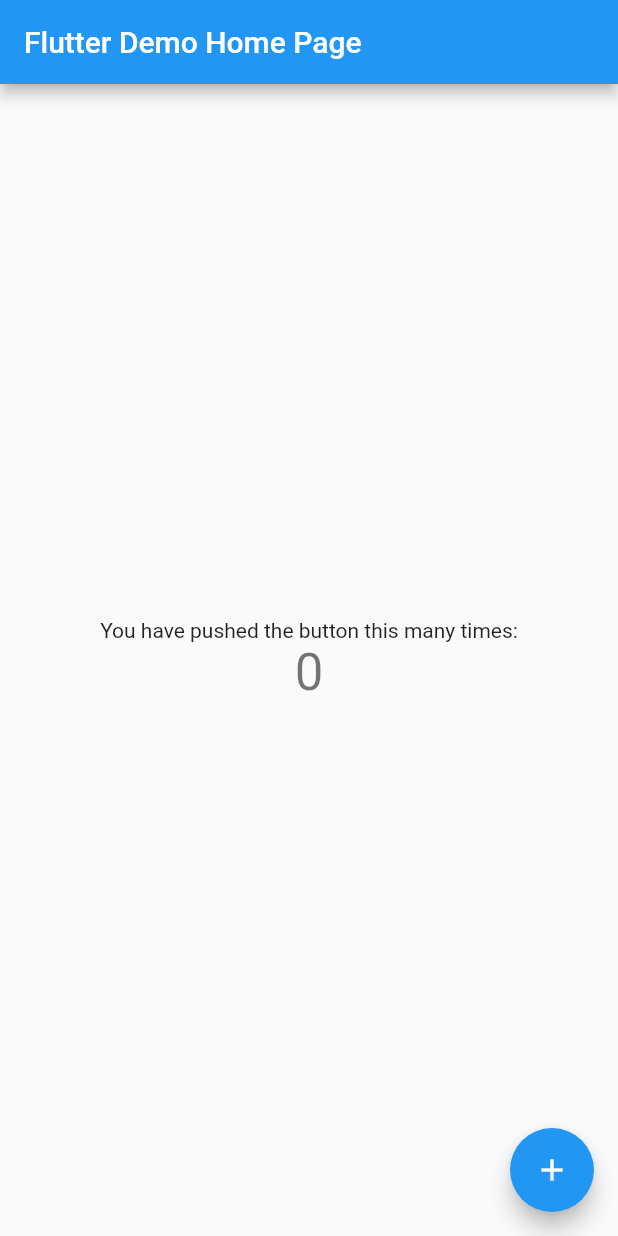
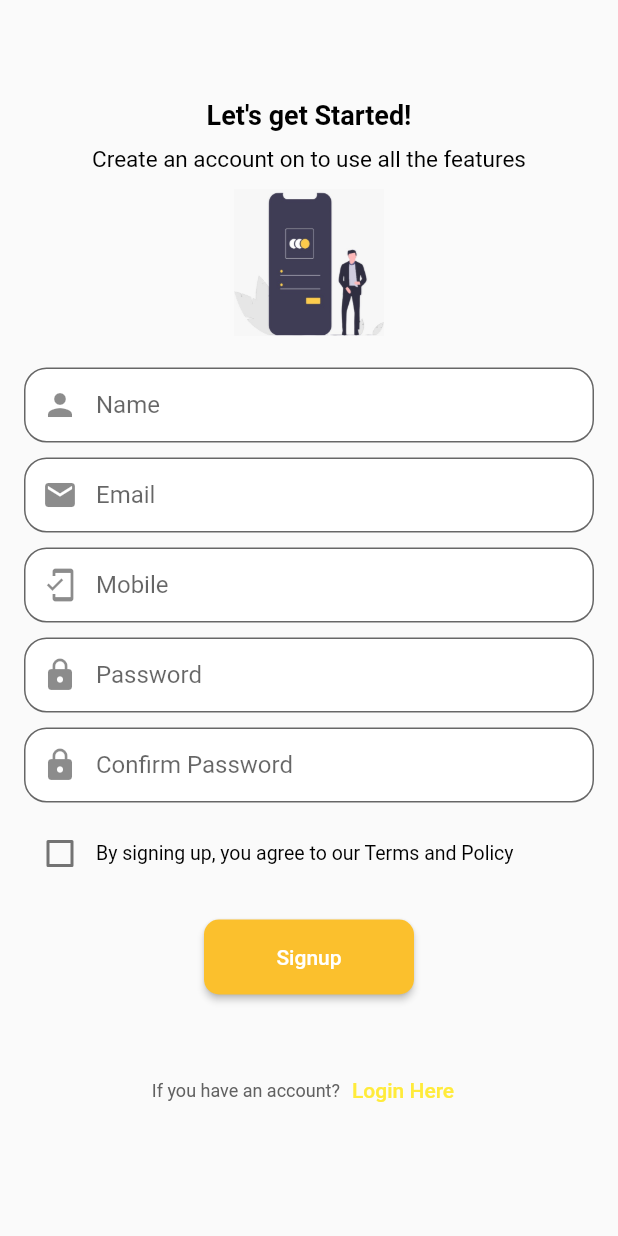
Before and after one commit to JanaganAppDev/dcrown_mart, a Flutter app: the screen it shows after launch, on a phone screen of 412 x 824 dp. Run offline on Flutter 3.47's test engine with Material 2 defaults, Android fonts, the phone set to English and light mode, and no system bars.

Commit message:
Kathiresh-Signup Page UI completed

```diff
--- /dev/null
+++ b/lib/const.dart
@@ -0,0 +1,19 @@
+import 'package:flutter/material.dart';
+
+class AppColors {
+  static const Color colorPrimary = Color(0xFFFFCE33);
+  static const Color colorPrimaryDark = Color(0xFFFFCE33);
+  static const Color colorAccent = Color(0xFFFFCE33);
+  static const Color colorWhite = Color(0xFFFFFFFF);
+  static const Color colorGrey = Color(0xFFCECECE);
+  static const Color colorGrey1 = Color(0xFF888888);
+  static const Color colorGrey2 = Color(0xFF5A5A5A);
+  static const Color colorBlack = Color(0xFF1D2021);
+  static const Color colorRed = Color(0xFFD71C32);
+  static const Color colorTransparent = Color(0xFF7FFBFAFA);
+  static const Color notificationTitle = Color(0xFF000000);
+  static const Color notificationSubTitle = Color(0xFF838383);
+  static const Color golden = Color(0xFFFFD900);
+  static const Color progressDrawableBg = Color(0xFFD1D1D1);
+  static const Color toolbar = Color(0xFF23BE59);
+}
--- a/lib/main.dart
+++ b/lib/main.dart
@@ -1,115 +1,17 @@
 import 'package:flutter/material.dart';
+import 'package:dcrown_mart/screen/signup_page.dart';
+import 'package:dcrown_mart/screen/home_page.dart';
 
-void main() {
-  runApp(const MyApp());
-}
+import 'const.dart';
+
+void main() => runApp(MyApp());
 
 class MyApp extends StatelessWidget {
-  const MyApp({super.key});
-
-  // This widget is the root of your application.
   @override
   Widget build(BuildContext context) {
     return MaterialApp(
-      title: 'Flutter Demo',
-      theme: ThemeData(
-        // This is the theme of your application.
-        //
-        // Try running your application with "flutter run". You'll see the
-        // application has a blue toolbar. Then, without quitting the app, try
-        // changing the primarySwatch below to Colors.green and then invoke
-        // "hot reload" (press "r" in the console where you ran "flutter run",
-        // or simply save your changes to "hot reload" in a Flutter IDE).
-        // Notice that the counter didn't reset back to zero; the application
-        // is not restarted.
-        primarySwatch: Colors.blue,
-      ),
-      home: const MyHomePage(title: 'Flutter Demo Home Page'),
+      debugShowCheckedModeBanner: false,
+      home: HomePage(),
     );
   }
 }
-
-class MyHomePage extends StatefulWidget {
-  const MyHomePage({super.key, required this.title});
-
-  // This widget is the home page of your application. It is stateful, meaning
-  // that it has a State object (defined below) that contains fields that affect
-  // how it looks.
-
-  // This class is the configuration for the state. It holds the values (in this
-  // case the title) provided by the parent (in this case the App widget) and
-  // used by the build method of the State. Fields in a Widget subclass are
-  // always marked "final".
-
-  final String title;
-
-  @override
-  State<MyHomePage> createState() => _MyHomePageState();
-}
-
-class _MyHomePageState extends State<MyHomePage> {
-  int _counter = 0;
-
-  void _incrementCounter() {
-    setState(() {
-      // This call to setState tells the Flutter framework that something has
-      // changed in this State, which causes it to rerun the build method below
-      // so that the display can reflect the updated values. If we changed
-      // _counter without calling setState(), then the build method would not be
-      // called again, and so nothing would appear to happen.
-      _counter++;
-    });
-  }
-
-  @override
-  Widget build(BuildContext context) {
-    // This method is rerun every time setState is called, for instance as done
-    // by the _incrementCounter method above.
-    //
-    // The Flutter framework has been optimized to make rerunning build methods
-    // fast, so that you can just rebuild anything that needs updating rather
-    // than having to individually change instances of widgets.
-    return Scaffold(
-      appBar: AppBar(
-        // Here we take the value from the MyHomePage object that was created by
-        // the App.build method, and use it to set our appbar title.
-        title: Text(widget.title),
-      ),
-      body: Center(
-        // Center is a layout widget. It takes a single child and positions it
-        // in the middle of the parent.
-        child: Column(
-          // Column is also a layout widget. It takes a list of children and
-          // arranges them vertically. By default, it sizes itself to fit its
-          // children horizontally, and tries to be as tall as its parent.
-          //
-          // Invoke "debug painting" (press "p" in the console, choose the
-          // "Toggle Debug Paint" action from the Flutter Inspector in Android
-          // Studio, or the "Toggle Debug Paint" command in Visual Studio Code)
-          // to see the wireframe for each widget.
-          //
-          // Column has various properties to control how it sizes itself and
-          // how it positions its children. Here we use mainAxisAlignment to
-          // center the children vertically; the main axis here is the vertical
-          // axis because Columns are vertical (the cross axis would be
-          // horizontal).
-          mainAxisAlignment: MainAxisAlignment.center,
-          children: <Widget>[
-            const Text(
-              'You have pushed the button this many times:',
-            ),
-            Text(
-              '$_counter',
-              style: Theme.of(context).textTheme.headlineMedium,
-            ),
-          ],
-        ),
-      ),
-      floatingActionButton: FloatingActionButton(
-        onPressed: _incrementCounter,
-        tooltip: 'Increment',
-        child: const Icon(Icons.add),
-      ), // This trailing comma makes auto-formatting nicer for build methods.
-    );
-  }
-}
--- /dev/null
+++ b/lib/screen/home_page.dart
@@ -0,0 +1,16 @@
+import 'package:dcrown_mart/screen/signup_page.dart';
+import 'package:flutter/material.dart';
+
+class HomePage extends StatefulWidget {
+  const HomePage({super.key});
+
+  @override
+  State<HomePage> createState() => _HomePageState();
+}
+
+class _HomePageState extends State<HomePage> {
+  @override
+  Widget build(BuildContext context) {
+    return SignupPage();
+  }
+}
--- /dev/null
+++ b/lib/screen/signup_page.dart
@@ -0,0 +1,267 @@
+import 'package:flutter/material.dart';
+import 'package:dcrown_mart/const.dart';
+import 'package:dcrown_mart/screen/home_page.dart';
+
+class SignupPage extends StatefulWidget {
+  const SignupPage({Key? key});
+
+  @override
+  State<SignupPage> createState() => _LoginPageState();
+}
+
+class _LoginPageState extends State<SignupPage> {
+  bool rememberMe = false;
+  final GlobalKey<FormState> _formKey = GlobalKey<FormState>();
+
+  String? _validateEmail(String? value) {
+    if (value == null || value.isEmpty) {
+      return 'Please enter your email';
+    }
+    final emailRegex = RegExp(
+      r'^[\w-]+(\.[\w-]+)*@([\w-]+\.)+[a-zA-Z]{2,7}$',
+    );
+    if (!emailRegex.hasMatch(value)) {
+      return 'Please enter a valid email address';
+    }
+    return null;
+  }
+
+  String? _validatePassword(String? value) {
+    if (value == null || value.isEmpty) {
+      return 'Please enter your password';
+    }
+    if (value.length < 6) {
+      return 'Password must be at least 6 characters long';
+    }
+    return null;
+  }
+
+  void handleLogin() {
+    if (_formKey.currentState!.validate()) {
+      print("Signup Button Clicked");
+    }
+  }
+
+  @override
+  Widget build(BuildContext context) {
+    return Scaffold(
+      body: SingleChildScrollView(
+        padding: EdgeInsets.all(16.0),
+        child: Column(
+          crossAxisAlignment: CrossAxisAlignment.center,
+          children: [
+            SizedBox(height: 50.0),
+            Text(
+              "Let's get Started!",
+              style: TextStyle(
+                fontSize: 18.0,
+                color: Colors.black,
+                fontWeight: FontWeight.w700,
+              ),
+            ),
+            SizedBox(height: 10.0),
+            Text(
+              "Create an account on to use all the features",
+              style: TextStyle(
+                fontSize: 15.0,
+                color: Colors.black,
+                fontWeight: FontWeight.w400,
+              ),
+            ),
+            SizedBox(height: 10.0),
+            Image.asset(
+              "assets/signup_logo.jpg",
+              width: 100.0,
+              height: 100.0,
+            ),
+            SizedBox(height: 20.0),
+            Form(
+              key: _formKey,
+              child: Column(
+                children: [
+                  Center(
+                    child: Container(
+                      height: 50.0,
+                      child: TextFormField(
+                        decoration: InputDecoration(
+                          labelText: "Name",
+                          filled: true,
+                          fillColor: Colors.white,
+                          prefixIcon: Icon(Icons.person),
+                          border: OutlineInputBorder(
+                            borderRadius: BorderRadius.circular(15.0),
+                            borderSide: BorderSide(color: Colors.yellow),
+                          ),
+                        ),
+                      ),
+                    ),
+                  ),
+                  SizedBox(height: 10.0),
+                  Center(
+                    child: Container(
+                      height: 50.0,
+                      child: TextFormField(
+                        validator: _validateEmail,
+                        decoration: InputDecoration(
+                          labelText: "Email",
+                          filled: true,
+                          fillColor: Colors.white,
+                          prefixIcon: Icon(Icons.email),
+                          border: OutlineInputBorder(
+                            borderRadius: BorderRadius.circular(15.0),
+                            borderSide: BorderSide(color: Colors.yellow),
+                          ),
+                        ),
+                      ),
+                    ),
+                  ),
+                  SizedBox(height: 10.0),
+                  Center(
+                    child: Container(
+                      height: 50.0,
+                      child: TextFormField(
+                        decoration: InputDecoration(
+                          labelText: "Mobile",
+                          filled: true,
+                          fillColor: Colors.white,
+                          prefixIcon: Icon(Icons.mobile_friendly),
+                          border: OutlineInputBorder(
+                            borderRadius: BorderRadius.circular(15.0),
+                            borderSide: BorderSide(color: Colors.yellow),
+                          ),
+                        ),
+                        obscureText: true,
+                      ),
+                    ),
+                  ),
+                  SizedBox(height: 10.0),
+                  Center(
+                    child: Container(
+                      height: 50.0,
+                      child: TextFormField(
+                        validator: _validatePassword,
+                        decoration: InputDecoration(
+                          labelText: "Password",
+                          filled: true,
+                          fillColor: Colors.white,
+                          prefixIcon: Icon(Icons.lock),
+                          border: OutlineInputBorder(
+                            borderRadius: BorderRadius.circular(15.0),
+                            borderSide: BorderSide(color: Colors.yellow),
+                          ),
+                        ),
+                        obscureText: true,
+                      ),
+                    ),
+                  ),
+                  SizedBox(height: 10.0),
+                  Center(
+                    child: Container(
+                      height: 50.0,
+                      child: TextFormField(
+                        validator: _validatePassword,
+                        decoration: InputDecoration(
+                          labelText: "Confirm Password",
+                          filled: true,
+                          fillColor: Colors.white,
+                          prefixIcon: Icon(Icons.lock),
+                          border: OutlineInputBorder(
+                            borderRadius: BorderRadius.circular(15.0),
+                            borderSide: BorderSide(color: Colors.yellow),
+                          ),
+                        ),
+                        obscureText: true,
+                      ),
+                    ),
+                  ),
+                ],
+              ),
+            ),
+            SizedBox(height: 10.0),
+            Center(
+              child: Container(
+                child: Row(
+                  mainAxisAlignment: MainAxisAlignment.start,
+                  children: [
+                    ClipRRect(
+                      borderRadius: BorderRadius.circular(100.0),
+                      child: Container(
+                        decoration: BoxDecoration(
+                          shape: BoxShape.rectangle,
+                        ),
+                        child: Checkbox(
+                          value: rememberMe,
+                          onChanged: (value) {
+                            setState(() {
+                              rememberMe = value!;
+                            });
+                          },
+                          activeColor: Colors.yellow,
+                        ),
+                      ),
+                    ),
+                    Text(
+                      "By signing up, you agree to our Terms and Policy",
+                      style: TextStyle(
+                        fontSize: 13.0,
+                        color: Colors.black,
+                        fontWeight: FontWeight.w400,
+                      ),
+                    ),
+                  ],
+                ),
+              ),
+            ),
+            SizedBox(height: 20.0),
+            Center(
+              child: Container(
+                width: 140.0,
+                height: 50.0,
+                child: ElevatedButton(
+                  onPressed: () {
+                    if (_formKey.currentState!.validate()) {
+                      Navigator.push(context,
+                          MaterialPageRoute(builder: (context) => HomePage()));
+                    }
+                  },
+                  style: ElevatedButton.styleFrom(
+                    backgroundColor: Colors.yellow[700],
+                    shape: RoundedRectangleBorder(
+                      borderRadius: BorderRadius.circular(10.0),
+                    ),
+                  ),
+                  child: Text("Signup"),
+                ),
+              ),
+            ),
+            SizedBox(height: 40.0),
+            Center(
+              child: Row(
+                mainAxisAlignment: MainAxisAlignment.center,
+                children: [
+                  Text(
+                    "If you have an account?",
+                    style: TextStyle(
+                      fontSize: 12.0,
+                      color: Colors.grey[700],
+                      fontWeight: FontWeight.w400,
+                    ),
+                  ),
+                  TextButton(
+                    onPressed: handleLogin,
+                    child: Text(
+                      "Login Here",
+                      style: TextStyle(
+                        color: Colors.yellow,
+                      ),
+                    ),
+                  ),
+                ],
+              ),
+            ),
+          ],
+        ),
+      ),
+    );
+  }
+}
--- a/pubspec.yaml
+++ b/pubspec.yaml
@@ -58,6 +58,9 @@
   # the material Icons class.
   uses-material-design: true
 
+  assets:
+    - assets/
+
   # To add assets to your application, add an assets section, like this:
   # assets:
   #   - images/a_dot_burr.jpeg
```
Also changed, not shown: assets/signup_logo.jpg (added), pubspec.lock, 3 other files.
